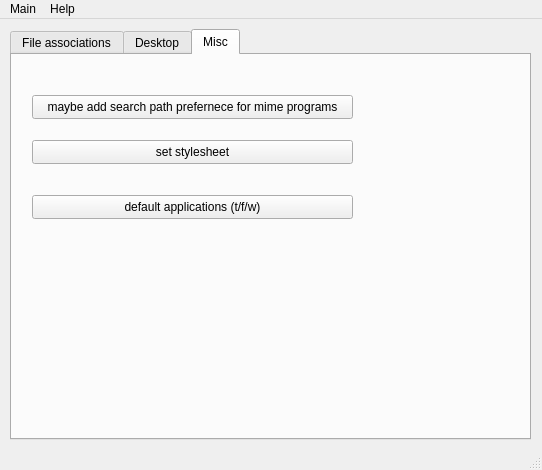
Before: the Qt Designer form src/qsettings/qsettings.ui in fluxer/bfp, drawn with Qt 5.
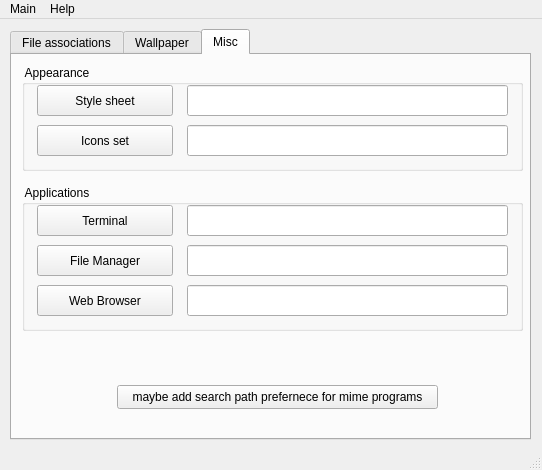
After: the same form once the commit is applied. The open tabs and pages were chosen to show the change. Icons and pictures are not drawn.

Diff of the .ui file:
```diff
--- a/src/qsettings/qsettings.ui
+++ b/src/qsettings/qsettings.ui
@@ -74,7 +74,7 @@
     </widget>
     <widget class="QWidget" name="tab_3">
      <attribute name="title">
-      <string>Desktop</string>
+      <string>Wallpaper</string>
      </attribute>
      <widget class="QGraphicsView" name="WallpaperView">
       <property name="geometry">
@@ -168,11 +168,172 @@
      <attribute name="title">
       <string>Misc</string>
      </attribute>
+     <widget class="QGroupBox" name="groupBox">
+      <property name="geometry">
+       <rect>
+        <x>10</x>
+        <y>130</y>
+        <width>501</width>
+        <height>146</height>
+       </rect>
+      </property>
+      <property name="title">
+       <string> Applications </string>
+      </property>
+      <widget class="QPushButton" name="pushButton_2">
+       <property name="geometry">
+        <rect>
+         <x>15</x>
+         <y>20</y>
+         <width>136</width>
+         <height>31</height>
+        </rect>
+       </property>
+       <property name="text">
+        <string>Terminal</string>
+       </property>
+       <property name="icon">
+        <iconset resource="../qresources/libqresources.qrc">
+         <normaloff>:/usr/share/qresources/resources/utilities-terminal.svg</normaloff>:/usr/share/qresources/resources/utilities-terminal.svg</iconset>
+       </property>
+      </widget>
+      <widget class="QPushButton" name="pushButton_5">
+       <property name="geometry">
+        <rect>
+         <x>15</x>
+         <y>60</y>
+         <width>136</width>
+         <height>31</height>
+        </rect>
+       </property>
+       <property name="text">
+        <string>File Manager</string>
+       </property>
+       <property name="icon">
+        <iconset resource="../qresources/libqresources.qrc">
+         <normaloff>:/usr/share/qresources/resources/file-manager.svg</normaloff>:/usr/share/qresources/resources/file-manager.svg</iconset>
+       </property>
+      </widget>
+      <widget class="QLineEdit" name="lineEdit_2">
+       <property name="geometry">
+        <rect>
+         <x>165</x>
+         <y>60</y>
+         <width>321</width>
+         <height>31</height>
+        </rect>
+       </property>
+      </widget>
+      <widget class="QPushButton" name="pushButton_6">
+       <property name="geometry">
+        <rect>
+         <x>15</x>
+         <y>100</y>
+         <width>136</width>
+         <height>31</height>
+        </rect>
+       </property>
+       <property name="text">
+        <string>Web Browser</string>
+       </property>
+       <property name="icon">
+        <iconset resource="../qresources/libqresources.qrc">
+         <normaloff>:/usr/share/qresources/resources/web-browser.svg</normaloff>:/usr/share/qresources/resources/web-browser.svg</iconset>
+       </property>
+      </widget>
+      <widget class="QLineEdit" name="lineEdit">
+       <property name="geometry">
+        <rect>
+         <x>165</x>
+         <y>20</y>
+         <width>321</width>
+         <height>31</height>
+        </rect>
+       </property>
+      </widget>
+      <widget class="QLineEdit" name="lineEdit_3">
+       <property name="geometry">
+        <rect>
+         <x>165</x>
+         <y>100</y>
+         <width>321</width>
+         <height>31</height>
+        </rect>
+       </property>
+      </widget>
+     </widget>
+     <widget class="QGroupBox" name="groupBox_2">
+      <property name="geometry">
+       <rect>
+        <x>10</x>
+        <y>10</y>
+        <width>501</width>
+        <height>106</height>
+       </rect>
+      </property>
+      <property name="title">
+       <string> Appearance</string>
+      </property>
+      <widget class="QPushButton" name="pushButton_4">
+       <property name="geometry">
+        <rect>
+         <x>15</x>
+         <y>20</y>
+         <width>136</width>
+         <height>31</height>
+        </rect>
+       </property>
+       <property name="text">
+        <string>Style sheet</string>
+       </property>
+       <property name="icon">
+        <iconset resource="../qresources/libqresources.qrc">
+         <normaloff>:/usr/share/qresources/resources/preferences-desktop-theme.svg</normaloff>:/usr/share/qresources/resources/preferences-desktop-theme.svg</iconset>
+       </property>
+      </widget>
+      <widget class="QPushButton" name="pushButton_7">
+       <property name="geometry">
+        <rect>
+         <x>15</x>
+         <y>60</y>
+         <width>136</width>
+         <height>31</height>
+        </rect>
+       </property>
+       <property name="text">
+        <string>Icons set</string>
+       </property>
+       <property name="icon">
+        <iconset resource="../qresources/libqresources.qrc">
+         <normaloff>:/usr/share/qresources/resources/preferences-desktop-splash.svg</normaloff>:/usr/share/qresources/resources/preferences-desktop-splash.svg</iconset>
+       </property>
+      </widget>
+      <widget class="QLineEdit" name="lineEdit_4">
+       <property name="geometry">
+        <rect>
+         <x>165</x>
+         <y>60</y>
+         <width>321</width>
+         <height>31</height>
+        </rect>
+       </property>
+      </widget>
+      <widget class="QLineEdit" name="lineEdit_5">
+       <property name="geometry">
+        <rect>
+         <x>165</x>
+         <y>20</y>
+         <width>321</width>
+         <height>31</height>
+        </rect>
+       </property>
+      </widget>
+     </widget>
      <widget class="QPushButton" name="pushButton">
       <property name="geometry">
        <rect>
-        <x>20</x>
-        <y>40</y>
+        <x>105</x>
+        <y>330</y>
         <width>321</width>
         <height>24</height>
        </rect>
@@ -181,32 +342,6 @@
        <string>maybe add search path prefernece for mime programs</string>
       </property>
      </widget>
-     <widget class="QPushButton" name="pushButton_3">
-      <property name="geometry">
-       <rect>
-        <x>20</x>
-        <y>85</y>
-        <width>321</width>
-        <height>24</height>
-       </rect>
-      </property>
-      <property name="text">
-       <string>set stylesheet</string>
-      </property>
-     </widget>
-     <widget class="QPushButton" name="pushButton_4">
-      <property name="geometry">
-       <rect>
-        <x>20</x>
-        <y>140</y>
-        <width>321</width>
-        <height>24</height>
-       </rect>
-      </property>
-      <property name="text">
-       <string>default applications (t/f/w)</string>
-      </property>
-     </widget>
     </widget>
    </widget>
   </widget>
```
Left out of the diff: 4 changed lines with no effect on the pictures.
